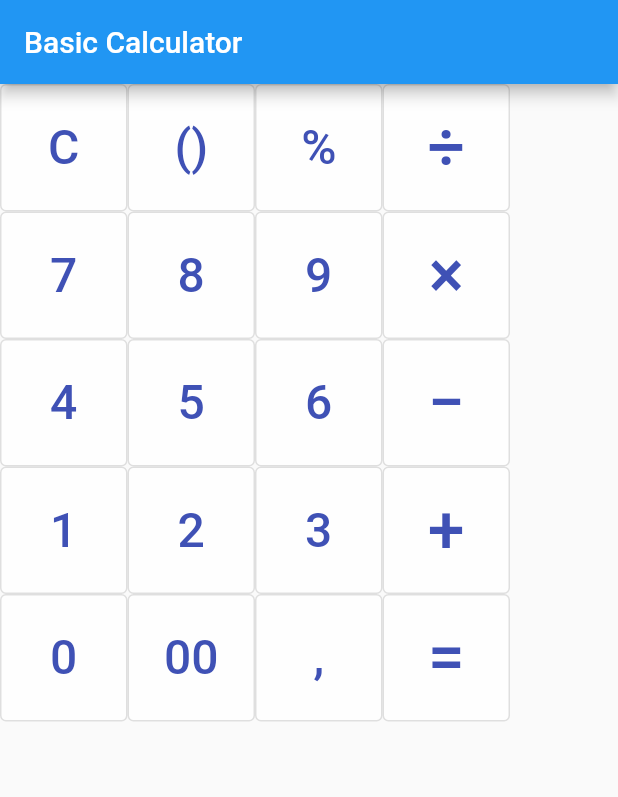
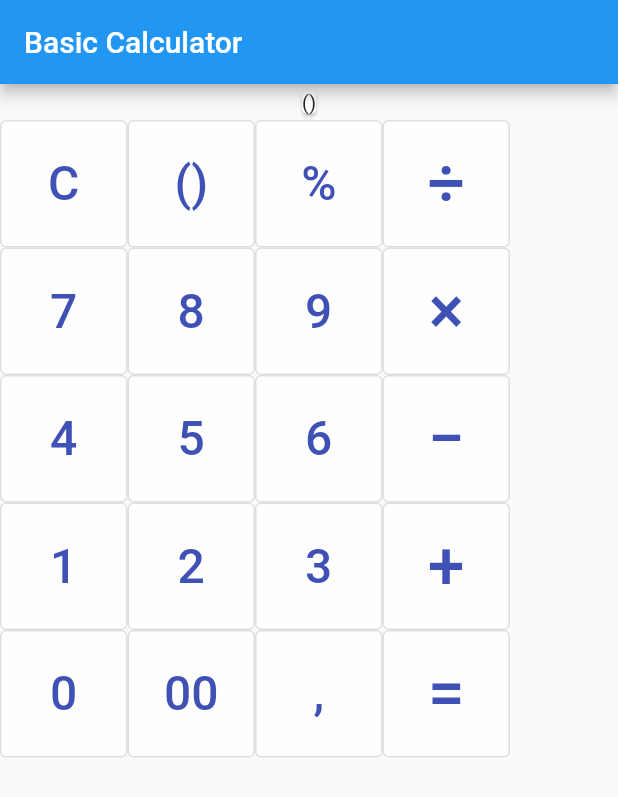
Before and after one commit to ttdatt/da-calc, a Flutter app: the screen it shows after launch, after a tap on "()", on a phone screen of 412 x 824 dp. Shown: the top 797 px of the screen. Run offline on Flutter 3.47's test engine with Material 2 defaults, Android fonts, the phone set to English and light mode, and no system bars; our stand-ins replace flutter_riverpod, math_expressions, riverpod_annotation; generated files the repository leaves out were written again.

Commit message:
display expression

```diff
--- a/lib/main.dart
+++ b/lib/main.dart
@@ -15,6 +15,7 @@ class MathExpression extends _$MathExpression {
 
   void add(String char) {
     state = state + char;
+    print('add: $state');
   }
 
   void clear() {
@@ -48,46 +49,41 @@ class MyApp extends StatelessWidget {
   }
 }
 
-class MyHomeWidget extends ConsumerWidget {
+class MyHomeWidget extends StatelessWidget {
   const MyHomeWidget({super.key});
 
   @override
-  Widget build(BuildContext context, WidgetRef ref) {
-    final String expression = ref.watch(mathExpressionProvider);
-    print(expression);
+  Widget build(BuildContext context) {
     return Scaffold(
         appBar: AppBar(
           title: const Text('Basic Calculator'),
         ),
         body: Column(
           children: [
+            const ExpressionDisplay(),
             Row(
               children: [
                 CalculatorButton(
                   text: 'C',
-                  onPressed: () {
+                  onPressed: (ref) {
                     ref.read(mathExpressionProvider.notifier).clear();
                   },
                   textStyle:
                       const TextStyle(fontSize: 32, color: Colors.indigo),
                 ),
-                CalculatorButton(
+                const CalculatorButton(
                   text: '()',
-                  onPressed: () {},
-                  textStyle:
-                      const TextStyle(fontSize: 32, color: Colors.indigo),
+                  textStyle: TextStyle(fontSize: 32, color: Colors.indigo),
                 ),
                 const CalculatorButton(
                   text: '%',
                   char: '%',
                   textStyle: TextStyle(fontSize: 32, color: Colors.indigo),
                 ),
-                CalculatorButton(
+                const CalculatorButton(
                   text: '\u00F7',
                   char: '/',
-                  onPressed: () {},
-                  textStyle:
-                      const TextStyle(fontSize: 44, color: Colors.indigo),
+                  textStyle: TextStyle(fontSize: 44, color: Colors.indigo),
                 ),
               ],
             ),
@@ -171,7 +167,7 @@ class MyHomeWidget extends ConsumerWidget {
                 ),
                 CalculatorButton(
                   text: '=',
-                  onPressed: () {
+                  onPressed: (ref) {
                     ref.read(mathExpressionProvider.notifier).calculate();
                   },
                   textStyle:
@@ -181,6 +177,19 @@ class MyHomeWidget extends ConsumerWidget {
             )
           ],
         ));
+  }
+}
+
+class ExpressionDisplay extends ConsumerWidget {
+  const ExpressionDisplay({super.key});
+
+  @override
+  Widget build(BuildContext context, WidgetRef ref) {
+    String expression = ref.watch(mathExpressionProvider);
+
+    return Card(
+      child: Text(expression),
+    );
   }
 }
 
@@ -194,7 +203,7 @@ class CalculatorButton extends ConsumerWidget {
 
   final String text;
   final String? char;
-  final void Function()? onPressed;
+  final void Function(WidgetRef ref)? onPressed;
   final TextStyle? textStyle;
 
   @override
@@ -205,7 +214,7 @@ class CalculatorButton extends ConsumerWidget {
           style: TextButton.styleFrom(backgroundColor: Colors.white70),
           onPressed: () {
             if (onPressed != null) {
-              onPressed?.call();
+              onPressed?.call(ref);
             } else {
               ref.read(mathExpressionProvider.notifier).add(char ?? text);
             }
```
